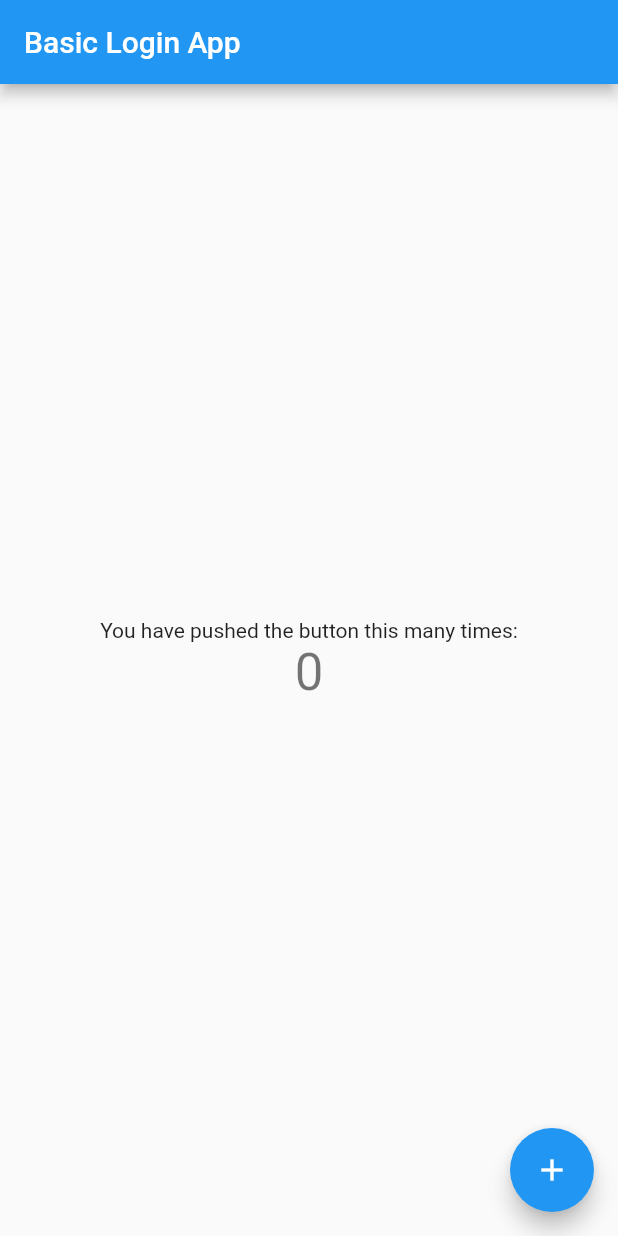
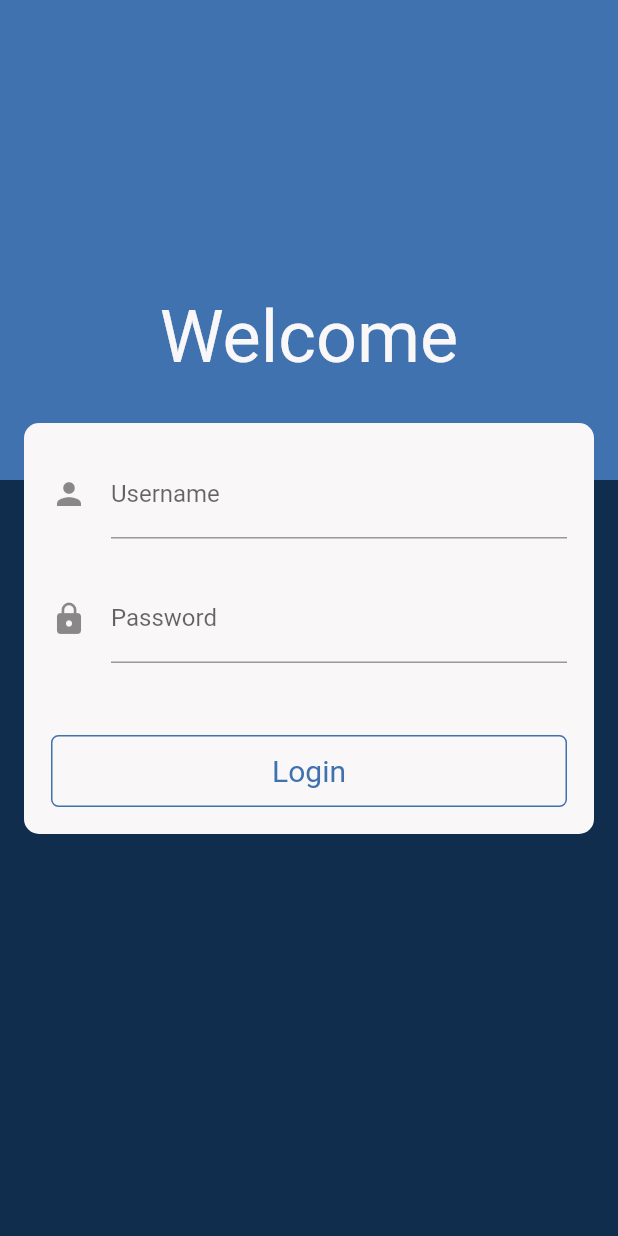
Before and after one commit to Stefanc23/basic-login-app, a Flutter app: the screen it shows after launch, on a phone screen of 412 x 824 dp. Run offline on Flutter 3.47's test engine with Material 2 defaults, Android fonts, the phone set to English and light mode, and no system bars; our stand-ins replace cloud_firestore, firebase_core; accounts and stored records are empty.

Commit message:
Add login feature

```diff
--- a/lib/main.dart
+++ b/lib/main.dart
@@ -1,3 +1,4 @@
+import 'package:basic_login_app/screens/login.dart';
 import 'package:flutter/material.dart';
 import 'package:firebase_core/firebase_core.dart';
 import 'firebase_options.dart';
@@ -17,56 +18,12 @@ class MyApp extends StatelessWidget {
   Widget build(BuildContext context) {
     return MaterialApp(
       title: 'Basic Login App',
+      debugShowCheckedModeBanner: false,
       theme: ThemeData(
-        primarySwatch: Colors.blue,
+        primarySwatch: Colors.indigo,
+        scaffoldBackgroundColor: const Color(0xFF112D4E),
       ),
-      home: const MyHomePage(title: 'Basic Login App'),
+      home: const Login(),
     );
   }
 }
-
-class MyHomePage extends StatefulWidget {
-  const MyHomePage({Key? key, required this.title}) : super(key: key);
-  final String title;
-
-  @override
-  State<MyHomePage> createState() => _MyHomePageState();
-}
-
-class _MyHomePageState extends State<MyHomePage> {
-  int _counter = 0;
-
-  void _incrementCounter() {
-    setState(() {
-      _counter++;
-    });
-  }
-
-  @override
-  Widget build(BuildContext context) {
-    return Scaffold(
-      appBar: AppBar(
-        title: Text(widget.title),
-      ),
-      body: Center(
-        child: Column(
-          mainAxisAlignment: MainAxisAlignment.center,
-          children: <Widget>[
-            const Text(
-              'You have pushed the button this many times:',
-            ),
-            Text(
-              '$_counter',
-              style: Theme.of(context).textTheme.headline4,
-            ),
-          ],
-        ),
-      ),
-      floatingActionButton: FloatingActionButton(
-        onPressed: _incrementCounter,
-        tooltip: 'Increment',
-        child: const Icon(Icons.add),
-      ),
-    );
-  }
-}
--- /dev/null
+++ b/lib/models/user.dart
@@ -0,0 +1,10 @@
+class User {
+  String username;
+  bool isAdmin;
+
+  User({required this.username, required this.isAdmin});
+
+  factory User.fromJson(Map<String, dynamic> json) {
+    return User(username: json['username'], isAdmin: json['isAdmin']);
+  }
+}
--- /dev/null
+++ b/lib/screens/login.dart
@@ -0,0 +1,149 @@
+import 'package:flutter/material.dart';
+import 'package:cloud_firestore/cloud_firestore.dart';
+import 'package:basic_login_app/models/user.dart';
+import 'package:basic_login_app/screens/admin_dashboard.dart';
+import 'package:basic_login_app/screens/visitor_dashboard.dart';
+
+class Login extends StatefulWidget {
+  const Login({Key? key}) : super(key: key);
+
+  @override
+  State<Login> createState() => _LoginState();
+}
+
+class _LoginState extends State<Login> {
+  final _formKey = GlobalKey<FormState>();
+  final _usernameTextController = TextEditingController();
+  final _passwordTextController = TextEditingController();
+
+  Future<void> _login() async {
+    FirebaseFirestore.instance
+        .collection('users')
+        .where('username', isEqualTo: _usernameTextController.text)
+        .where('password', isEqualTo: _passwordTextController.text)
+        .get()
+        .then((snapshot) {
+      if (snapshot.docs.length == 1) {
+        User user = User.fromJson(snapshot.docs[0].data());
+
+        Navigator.push(
+          context,
+          MaterialPageRoute(
+              builder: (context) => user.isAdmin
+                  ? AdminDashboard(user: user)
+                  : VisitorDashboard(user: user)),
+        );
+      } else {
+        ScaffoldMessenger.of(context).showSnackBar(const SnackBar(
+          content: Text('Wrong username or password!'),
+        ));
+      }
+    });
+  }
+
+  @override
+  Widget build(BuildContext context) {
+    return Scaffold(
+      body: SingleChildScrollView(
+        child: Stack(
+          children: [
+            Container(
+              width: double.infinity,
+              height: 320,
+              color: const Color(0xFF3F72AF),
+            ),
+            Padding(
+              padding: const EdgeInsets.all(16),
+              child: Column(children: [
+                const SizedBox(height: 180),
+                const Text(
+                  'Welcome',
+                  style: TextStyle(
+                    color: Color(0xFFF9F7F7),
+                    fontSize: 48,
+                  ),
+                ),
+                const SizedBox(height: 30),
+                Container(
+                  width: double.infinity,
+                  decoration: const BoxDecoration(
+                    color: Color(0xFFF9F7F7),
+                    borderRadius: BorderRadius.all(
+                      Radius.circular(10),
+                    ),
+                  ),
+                  child: Padding(
+                    padding: const EdgeInsets.all(18),
+                    child: Form(
+                      key: _formKey,
+                      child: Column(
+                        children: [
+                          TextFormField(
+                            controller: _usernameTextController,
+                            validator: (value) {
+                              if (value == null || value.isEmpty) {
+                                return 'Please enter your username';
+                              }
+                              return null;
+                            },
+                            decoration: const InputDecoration(
+                              icon: Icon(Icons.person),
+                              labelText: 'Username',
+                            ),
+                          ),
+                          const SizedBox(height: 24),
+                          TextFormField(
+                            controller: _passwordTextController,
+                            validator: (value) {
+                              if (value == null || value.isEmpty) {
+                                return 'Please enter your password';
+                              }
+                              return null;
+                            },
+                            decoration: const InputDecoration(
+                              icon: Icon(Icons.lock),
+                              labelText: 'Password',
+                            ),
+                            obscureText: true,
+                          ),
+                          const SizedBox(height: 48),
+                          GestureDetector(
+                            onTap: () {
+                              if (_formKey.currentState!.validate()) {
+                                _login();
+                              }
+                            },
+                            child: Container(
+                              width: double.infinity,
+                              height: 48,
+                              decoration: BoxDecoration(
+                                border:
+                                    Border.all(color: const Color(0xFF3F72AF)),
+                                borderRadius: const BorderRadius.all(
+                                  Radius.circular(5),
+                                ),
+                              ),
+                              child: const Center(
+                                child: Text(
+                                  'Login',
+                                  style: TextStyle(
+                                    color: Color(0xFF3F72AF),
+                                    fontSize: 20,
+                                  ),
+                                ),
+                              ),
+                            ),
+                          )
+                        ],
+                      ),
+                    ),
+                  ),
+                ),
+              ]),
+            )
+          ],
+        ),
+      ),
+    );
+  }
+}
```
Also changed, not shown: lib/screens/admin_dashboard.dart (added, +25 -0 lines), lib/screens/visitor_dashboard.dart (added, +25 -0 lines), lib/firebase_options.dart (added).
